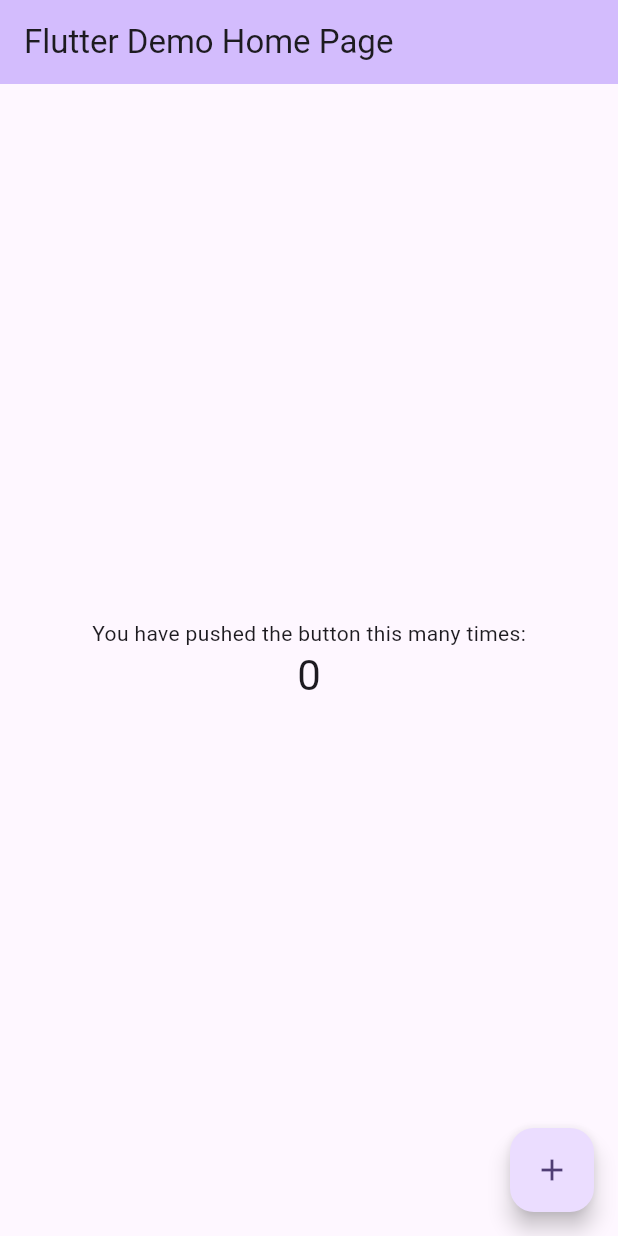
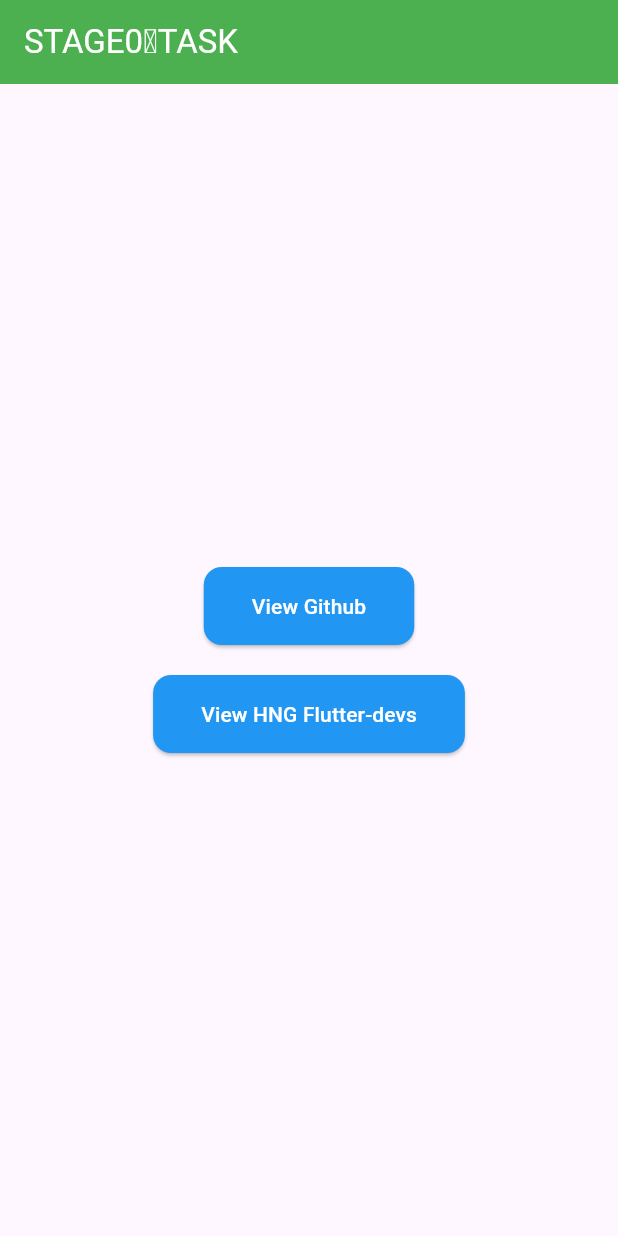
Before and after one commit to xDAREY/HNG-MOBILE-TASK, a Flutter app: the screen it shows after launch, on a phone screen of 412 x 824 dp. Run offline on Flutter 3.47's test engine with Material 3 defaults, Android fonts, the phone set to English and light mode, and no system bars.

Commit message:
task1 done

```diff
--- a/mobile_task1/lib/main.dart
+++ b/mobile_task1/lib/main.dart
@@ -1,4 +1,5 @@
 import 'package:flutter/material.dart';
+import 'package:url_launcher/url_launcher.dart';
 
 void main() {
   runApp(const MyApp());
@@ -7,119 +8,66 @@
 class MyApp extends StatelessWidget {
   const MyApp({super.key});
 
-  // This widget is the root of your application.
   @override
   Widget build(BuildContext context) {
     return MaterialApp(
-      title: 'Flutter Demo',
+      title: 'STAGE ZERO TASK',
       theme: ThemeData(
-        // This is the theme of your application.
-        //
-        // TRY THIS: Try running your application with "flutter run". You'll see
-        // the application has a purple toolbar. Then, without quitting the app,
-        // try changing the seedColor in the colorScheme below to Colors.green
-        // and then invoke "hot reload" (save your changes or press the "hot
-        // reload" button in a Flutter-supported IDE, or press "r" if you used
-        // the command line to start the app).
-        //
-        // Notice that the counter didn't reset back to zero; the application
-        // state is not lost during the reload. To reset the state, use hot
-        // restart instead.
-        //
-        // This works for code too, not just values: Most code changes can be
-        // tested with just a hot reload.
-        colorScheme: ColorScheme.fromSeed(seedColor: Colors.deepPurple),
-        useMaterial3: true,
+        primarySwatch: Colors.blue,
       ),
-      home: const MyHomePage(title: 'Flutter Demo Home Page'),
+      home: const HomeScreen(),
+      debugShowCheckedModeBanner: false,
     );
   }
 }
 
-class MyHomePage extends StatefulWidget {
-  const MyHomePage({super.key, required this.title});
+class HomeScreen extends StatelessWidget {
+  const HomeScreen({super.key});
 
-  // This widget is the home page of your application. It is stateful, meaning
-  // that it has a State object (defined below) that contains fields that affect
-  // how it looks.
+  Future<void> _launchURL(String url) async {
+    final Uri uri = Uri.parse(url);
+    if (!await launchUrl(uri, mode: LaunchMode.externalApplication)) {
+      debugPrint("Could not launch $url");
+    }
+  }
 
-  // This class is the configuration for the state. It holds the values (in this
-  // case the title) provided by the parent (in this case the App widget) and
-  // used by the build method of the State. Fields in a Widget subclass are
-  // always marked "final".
-
-  final String title;
-
-  @override
-  State<MyHomePage> createState() => _MyHomePageState();
-}
-
-class _MyHomePageState extends State<MyHomePage> {
-  int _counter = 0;
-
-  void _incrementCounter() {
-    setState(() {
-      // This call to setState tells the Flutter framework that something has
-      // changed in this State, which causes it to rerun the build method below
-      // so that the display can reflect the updated values. If we changed
-      // _counter without calling setState(), then the build method would not be
-      // called again, and so nothing would appear to happen.
-      _counter++;
-    });
+  ButtonStyle _buttonStyle() {
+    return ElevatedButton.styleFrom(
+      backgroundColor: Colors.blue,
+      foregroundColor: Colors.white,
+      padding: const EdgeInsets.symmetric(horizontal: 32, vertical: 16),
+      shape: RoundedRectangleBorder(
+        borderRadius: BorderRadius.circular(12),
+      ),
+    );
   }
 
   @override
   Widget build(BuildContext context) {
-    // This method is rerun every time setState is called, for instance as done
-    // by the _incrementCounter method above.
-    //
-    // The Flutter framework has been optimized to make rerunning build methods
-    // fast, so that you can just rebuild anything that needs updating rather
-    // than having to individually change instances of widgets.
     return Scaffold(
       appBar: AppBar(
-        // TRY THIS: Try changing the color here to a specific color (to
-        // Colors.amber, perhaps?) and trigger a hot reload to see the AppBar
-        // change color while the other colors stay the same.
-        backgroundColor: Theme.of(context).colorScheme.inversePrimary,
-        // Here we take the value from the MyHomePage object that was created by
-        // the App.build method, and use it to set our appbar title.
-        title: Text(widget.title),
+        backgroundColor: Colors.green,
+        foregroundColor: Colors.white,
+        title: const Text('STAGE0️⃣TASK'),
       ),
       body: Center(
-        // Center is a layout widget. It takes a single child and positions it
-        // in the middle of the parent.
         child: Column(
-          // Column is also a layout widget. It takes a list of children and
-          // arranges them vertically. By default, it sizes itself to fit its
-          // children horizontally, and tries to be as tall as its parent.
-          //
-          // Column has various properties to control how it sizes itself and
-          // how it positions its children. Here we use mainAxisAlignment to
-          // center the children vertically; the main axis here is the vertical
-          // axis because Columns are vertical (the cross axis would be
-          // horizontal).
-          //
-          // TRY THIS: Invoke "debug painting" (choose the "Toggle Debug Paint"
-          // action in the IDE, or press "p" in the console), to see the
-          // wireframe for each widget.
           mainAxisAlignment: MainAxisAlignment.center,
-          children: <Widget>[
-            const Text(
-              'You have pushed the button this many times:',
+          children: [
+            ElevatedButton(
+              onPressed: () => _launchURL('https://github.com/xDAREY/HNG-MOBILE-TASK'),
+              style: _buttonStyle(),
+              child: const Text('View Github'),
             ),
-            Text(
-              '$_counter',
-              style: Theme.of(context).textTheme.headlineMedium,
+            const SizedBox(height: 20),
+            ElevatedButton(
+              onPressed: () => _launchURL('https://hng.tech/hire/flutter-developers'),
+              style: _buttonStyle(),
+              child: const Text('View HNG Flutter-devs'),
             ),
           ],
         ),
       ),
-      floatingActionButton: FloatingActionButton(
-        onPressed: _incrementCounter,
-        tooltip: 'Increment',
-        child: const Icon(Icons.add),
-      ), // This trailing comma makes auto-formatting nicer for build methods.
     );
   }
 }
--- a/mobile_task1/pubspec.yaml
+++ b/mobile_task1/pubspec.yaml
@@ -34,6 +34,7 @@
   # The following adds the Cupertino Icons font to your application.
   # Use with the CupertinoIcons class for iOS style icons.
   cupertino_icons: ^1.0.8
+  url_launcher: ^6.3.1
 
 dev_dependencies:
   flutter_test:
```
Also changed, not shown: 6 other files.
